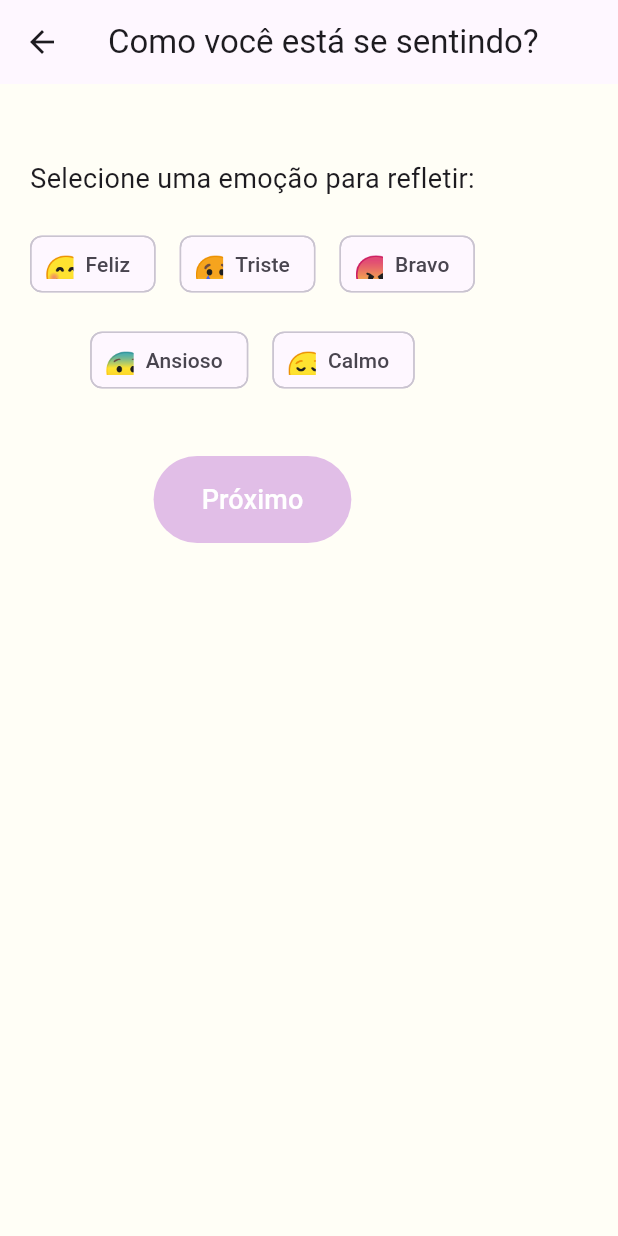
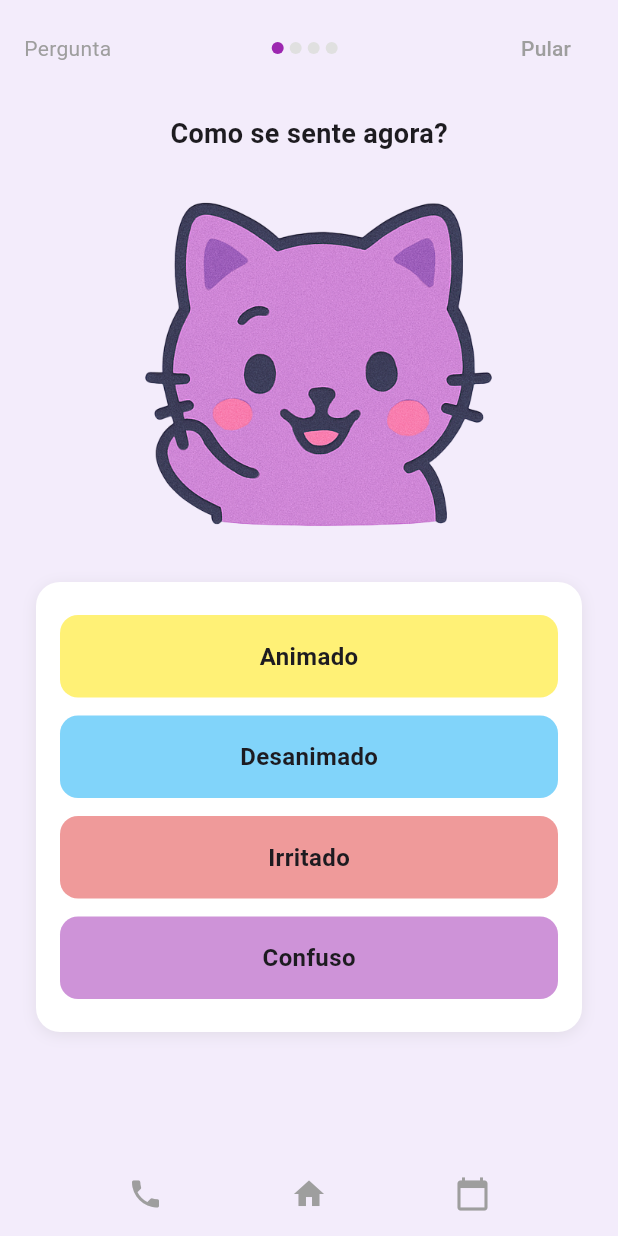
Before and after one commit to ph-cm/HealthAI, a Flutter app: the EmotionSelectionScreen screen opened by its route, on a phone screen of 412 x 824 dp. Run offline on Flutter 3.47's test engine with Material 3 defaults, Android fonts, the phone set to English and light mode, and no system bars; our stand-ins replace fl_chart, percent_indicator.

Commit message:
Updating and Creating Registry Interfaces

```diff
--- a/lib/screens/emocao_selecao.dart
+++ b/lib/screens/emocao_selecao.dart
@@ -9,11 +9,10 @@ class EmotionSelectionScreen extends StatefulWidget {
 
 class _EmotionSelectionScreenState extends State<EmotionSelectionScreen> {
   final List<Map<String, dynamic>> emotions = [
-    {'emoji': '😊', 'name': 'Feliz'},
-    {'emoji': '😢', 'name': 'Triste'},
-    {'emoji': '😠', 'name': 'Bravo'},
-    {'emoji': '😨', 'name': 'Ansioso'},
-    {'emoji': '😌', 'name': 'Calmo'},
+    {'name': 'Animado', 'color': Color(0xFFFFF176)},
+    {'name': 'Desanimado', 'color': Color(0xFF81D4FA)},
+    {'name': 'Irritado', 'color': Color(0xFFEF9A9A)},
+    {'name': 'Confuso', 'color': Color(0xFFCE93D8)},
   ];
 
   String? selectedEmotion;
@@ -21,58 +20,106 @@ class _EmotionSelectionScreenState extends State<EmotionSelectionScreen> {
   @override
   Widget build(BuildContext context) {
     return Scaffold(
-      appBar: AppBar(
-        title: const Text('Como você está se sentindo?'),
-        centerTitle: true,
-      ),
-      body: SingleChildScrollView(
-        padding: const EdgeInsets.all(20),
+      backgroundColor: const Color(0xFFF3ECFB),
+      body: SafeArea(
         child: Column(
           children: [
-            const SizedBox(height: 30),
+            Padding(
+              padding: const EdgeInsets.symmetric(horizontal: 16, vertical: 8),
+              child: Row(
+                mainAxisAlignment: MainAxisAlignment.spaceBetween,
+                children: [
+                  const Text("Pergunta", style: TextStyle(color: Colors.grey)),
+                  Row(
+                    children: List.generate(4, (index) {
+                      return Container(
+                        margin: const EdgeInsets.symmetric(horizontal: 2),
+                        width: 8,
+                        height: 8,
+                        decoration: BoxDecoration(
+                          shape: BoxShape.circle,
+                          color: index == 0 ? Colors.purple : Colors.grey[300],
+                        ),
+                      );
+                    }),
+                  ),
+                  TextButton(
+                    onPressed: () {},
+                    child: const Text("Pular", style: TextStyle(color: Colors.grey)),
+                  )
+                ],
+              ),
+            ),
+            const SizedBox(height: 12),
             const Text(
-              'Selecione uma emoção para refletir:',
-              style: TextStyle(fontSize: 18),
+              "Como se sente agora?",
+              style: TextStyle(fontSize: 18, fontWeight: FontWeight.bold),
+            ),
+            const SizedBox(height: 16),
+            SizedBox(
+              height: 250,
+              child: Image.asset('assets/saudacoes.png', fit: BoxFit.contain),
             ),
             const SizedBox(height: 20),
-            Wrap(
-              spacing: 16,
-              runSpacing: 16,
-              alignment: WrapAlignment.center,
-              children: emotions.map((emotion) => ChoiceChip(
-                avatar: Text(emotion['emoji'], style: const TextStyle(fontSize: 24)),
-                label: Text(emotion['name']),
-                selectedColor: Colors.purple[200],
-                selected: selectedEmotion == emotion['name'],
-                onSelected: (val) {
-                  setState(() {
-                    selectedEmotion = val ? emotion['name'] : null;
-                  });
-                },
-              )).toList(),
-            ),
-            const SizedBox(height: 40),
-            ElevatedButton(
-              onPressed: selectedEmotion != null
-                  ? () {
-                      Navigator.pushNamed(
-                        context,
-                        '/emocao-intensidade',
-                        arguments: selectedEmotion,
-                      );
-                    }
-                  : null,
-              style: ElevatedButton.styleFrom(
-                padding: const EdgeInsets.symmetric(horizontal: 32, vertical: 16),
-                backgroundColor: Colors.purple,
-                disabledBackgroundColor: Colors.purple[100],
+            Container(
+              padding: const EdgeInsets.all(16),
+              margin: const EdgeInsets.symmetric(horizontal: 24),
+              decoration: BoxDecoration(
+                color: Colors.white,
+                borderRadius: BorderRadius.circular(16),
+                boxShadow: [
+                  BoxShadow(color: Colors.grey.withOpacity(0.2), blurRadius: 8, offset: const Offset(0, 2))
+                ],
               ),
-              child: const Text(
-                'Próximo',
-                style: TextStyle(fontSize: 18, color: Colors.white),
+              child: Column(
+                children: emotions.map((emotion) {
+                  return Padding(
+                    padding: const EdgeInsets.symmetric(vertical: 6),
+                    child: GestureDetector(
+                      behavior: HitTestBehavior.opaque,
+                      onTap: () {
+                        setState(() => selectedEmotion = emotion['name']);
+                        print('Clicou na emoção: ${emotion['name']}');
+                        Navigator.pushNamed(
+                          context,
+                          '/emocao-reflexao',
+                          arguments: emotion['name'],
+                        );
+                      },
+                      child: Container(
+                        width: double.infinity,
+                        padding: const EdgeInsets.symmetric(vertical: 14),
+                        decoration: BoxDecoration(
+                          color: emotion['color'],
+                          borderRadius: BorderRadius.circular(12),
+                          border: Border.all(
+                            color: selectedEmotion == emotion['name'] ? Colors.deepPurple : Colors.transparent,
+                            width: 2,
+                          ),
+                        ),
+                        alignment: Alignment.center,
+                        child: Text(
+                          emotion['name'],
+                          style: const TextStyle(fontSize: 16, fontWeight: FontWeight.w600),
+                        ),
+                      ),
+                    ),
+                  );
+                }).toList(),
               ),
             ),
-            const SizedBox(height: 24),
+            const Spacer(),
+            Padding(
+              padding: const EdgeInsets.only(bottom: 16),
+              child: Row(
+                mainAxisAlignment: MainAxisAlignment.spaceEvenly,
+                children: const [
+                  Icon(Icons.phone, color: Colors.grey),
+                  Icon(Icons.home, color: Colors.grey),
+                  Icon(Icons.calendar_today, color: Colors.grey),
+                ],
+              ),
+            )
           ],
         ),
       ),
--- a/pubspec.yaml
+++ b/pubspec.yaml
@@ -62,6 +62,9 @@ flutter:
     - assets/saudacoes.png
     - assets/meditando.png
     - assets/avatar_psicologa.png
+    - assets/feliz.png
+    - assets/pedindo.png
+
 
   # The following line ensures that the Material Icons font is
   # included with your application, so that you can use the icons in
```
Also changed, not shown: lib/main.dart (+11 -21 lines), lib/screens/emocao_feedback.dart (added, +152 -0 lines), lib/screens/emocao_reflexao.dart (+107 -42 lines), assets/feliz.png (added), assets/pedindo.png (added).
